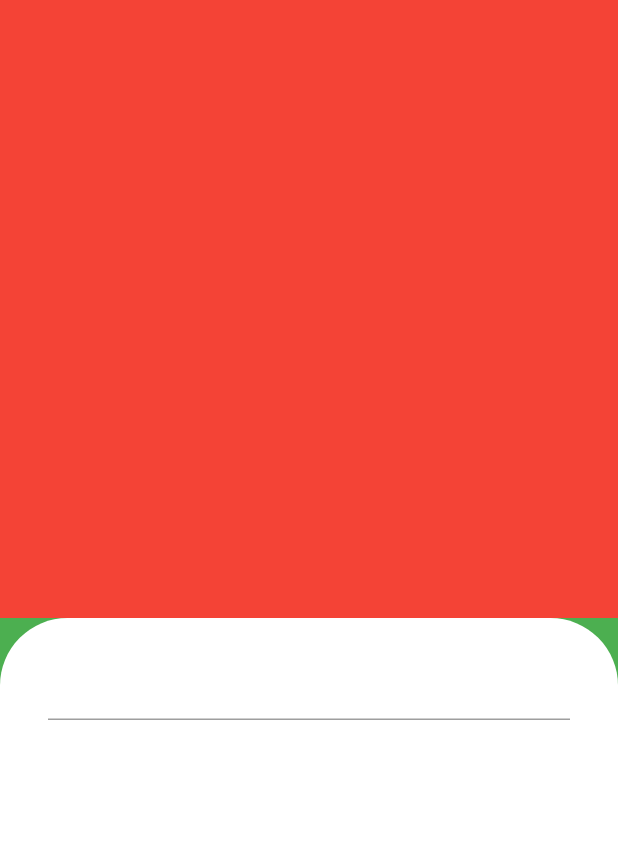
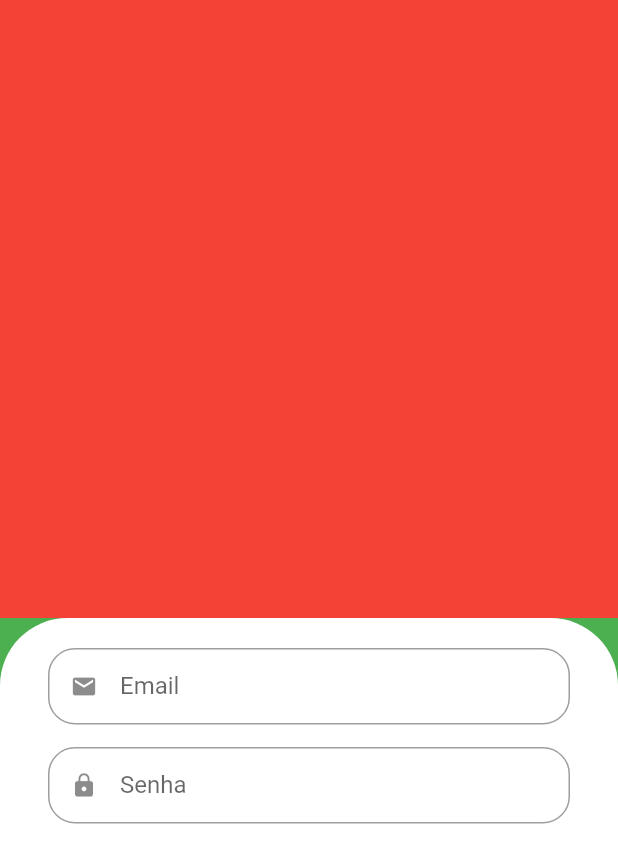
Before and after one commit to PedroPrazz/quitanda, a Flutter app: the screen it shows after launch, on a phone screen of 412 x 824 dp. Shown: the top 863 px of the screen. Run offline on Flutter 3.47's test engine with Material 2 defaults, Android fonts, the phone set to English and light mode, and no system bars.

Commit message:
Criando o widget customizado de campo de texto

```diff
--- a/lib/src/auth/components/custom_text_field.dart
+++ b/lib/src/auth/components/custom_text_field.dart
@@ -1,10 +1,31 @@
 import 'package:flutter/material.dart';
 
 class CustomTextField extends StatelessWidget {
-  const CustomTextField({Key? key}) : super(key: key);
+  final IconData icon;
+  final String label;
+  final bool isObscure;
+
+  const CustomTextField({
+    Key? key,
+    required this.icon,
+    required this.label,
+    this.isObscure = false,
+  }) : super(key: key);
 
   @override
   Widget build(BuildContext context) {
-    return const Placeholder();
+    return Padding(
+      padding: const EdgeInsets.only(bottom: 15),
+      child: TextFormField(
+        obscureText: isObscure,
+        decoration: InputDecoration(
+            prefixIcon: Icon(icon),
+            labelText: label,
+            isDense: true,
+            border: OutlineInputBorder(
+              borderRadius: BorderRadius.circular(18),
+            )),
+      ),
+    );
   }
 }
--- a/lib/src/sign_in_screen.dart
+++ b/lib/src/sign_in_screen.dart
@@ -1,4 +1,5 @@
 import 'package:flutter/material.dart';
+import 'package:quitanda/src/auth/components/custom_text_field.dart';
 
 class SignInScreen extends StatelessWidget {
   const SignInScreen({Key? key}) : super(key: key);
@@ -21,16 +22,23 @@ class SignInScreen extends StatelessWidget {
                 vertical: 20,
               ),
               decoration: const BoxDecoration(
-                color: Colors.white,
-                borderRadius: BorderRadius.vertical(
-                  top: Radius.circular(45),
-                )
-              ),
-              child: Column(
+                  color: Colors.white,
+                  borderRadius: BorderRadius.vertical(
+                    top: Radius.circular(45),
+                  )),
+              child: const Column(
                 children: [
                   // Email
-                  TextField()
+                  CustomTextField(
+                    icon: Icons.email,
+                    label: 'Email',
+                  ),
                   // Senha
+                  CustomTextField(
+                    icon: Icons.lock,
+                    label: 'Senha',
+                    isObscure: true,
+                  )
                 ],
               ),
             ),
```
